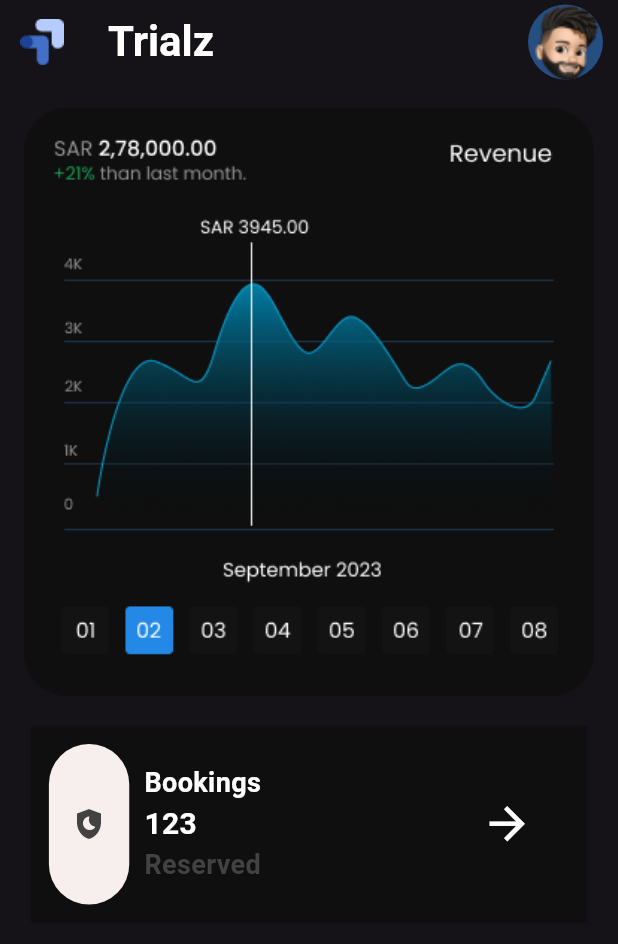
After one commit to DiyaShajith/Invoice_UI, a Flutter app: the TrialsPage screen opened directly, on a phone screen of 412 x 824 dp. The commit adds this screen. Shown: the top 944 px of the screen. Run offline on Flutter 3.47's test engine with Material 3 defaults, Android fonts, the phone set to English and light mode, and no system bars.

Commit message:
trialz homepage

```diff
--- a/lib/main.dart
+++ b/lib/main.dart
@@ -1,4 +1,7 @@
 import 'package:flutter/material.dart';
+import 'package:invoice_ui/view/homepage/trials_page.dart';
+import 'package:invoice_ui/view/login_view.dart';
+import 'package:invoice_ui/view/profile_view/profile.dart';
 import 'package:invoice_ui/view/register_view.dart';
 
 void main() {
@@ -18,7 +21,7 @@ class MyApp extends StatelessWidget {
         colorScheme: ColorScheme.fromSeed(seedColor: Colors.deepPurple,brightness: Brightness.dark,),
         useMaterial3: true,
       ),
-      home: const RegisterView()
+      home: Profile()
     );
   }
 }
--- /dev/null
+++ b/lib/view/homepage/trials_page.dart
@@ -0,0 +1,113 @@
+import 'package:flutter/material.dart';
+
+class TrialsPage extends StatefulWidget {
+  const TrialsPage({super.key});
+
+  @override
+  State<TrialsPage> createState() => _TrialsPageState();
+}
+
+class _TrialsPageState extends State<TrialsPage> {
+  @override
+  Widget build(BuildContext context) {
+    final size = MediaQuery.sizeOf(context);
+    return Scaffold(
+      appBar: AppBar(
+        leading: Image(
+          image: AssetImage("assets/images/google-optimize.png"),
+        ),
+        title: Text(
+          "Trialz",
+          style: TextStyle(
+              color: Colors.white, fontWeight: FontWeight.w600, fontSize: 28),
+        ),
+        actions: [
+          CircleAvatar(
+            radius: 25,
+            backgroundColor: Color.fromARGB(255, 37, 78, 129),
+            backgroundImage: AssetImage("assets/images/pngaaa 1.png"),
+          ),
+          SizedBox(
+            width: 10,
+          )
+        ],
+      ),
+      body: Padding(
+        padding: const EdgeInsets.all(16),
+        child: Column(
+          children: [
+            Image(
+              width: size.width,
+              image: AssetImage(
+                "assets/images/Frame 60.png",
+              ),
+            ),
+            SizedBox(
+              height: 20,
+            ),
+            Container(
+              padding: EdgeInsets.all(12),
+              width: size.width * 0.9,
+              decoration: BoxDecoration(
+                color: Color(0XFF0F0F0F),
+              ),
+              child: Row(
+                children: [
+                  Container(
+                    width: size.width * 0.13,
+                    height: size.height * 0.13,
+                    decoration: BoxDecoration(
+                      color: Color(0XFFF6EFED),
+                      borderRadius: BorderRadius.circular(35),
+                    ),
+                    child: Icon(
+                      Icons.shield_moon_sharp,
+                      color: Colors.grey[800],
+                    ),
+                  ),
+                  SizedBox(
+                    width: 10,
+                  ),
+                  Column(
+                    crossAxisAlignment: CrossAxisAlignment.start,
+                    children: [
+                      Text(
+                        "Bookings",
+                        style: TextStyle(
+                            color: Colors.white,
+                            fontSize: 18,
+                            fontWeight: FontWeight.w600),
+                      ),
+                      Text(
+                        "123",
+                        style: TextStyle(
+                            color: Colors.white,
+                            fontSize: 20,
+                            fontWeight: FontWeight.w600),
+                      ),
+                      Text(
+                        "Reserved",
+                        style: TextStyle(
+                            color: Colors.grey[800],
+                            fontSize: 18,
+                            fontWeight: FontWeight.w600),
+                      ),
+                    ],
+                  ),
+                  Spacer(),
+                  Container(
+                    width: size.width * 0.2,
+                    height: size.height * 0.1,
+                    decoration: BoxDecoration(
+                        color: Color(0XFF0F0F0F),
+                        borderRadius: BorderRadius.circular(15),),child: Icon(Icons.arrow_forward,color: Colors.white,size: 35,),
+                  )
+                ],
+              ),
+            )
+          ],
+        ),
+      ),
+    );
+  }
+}
```
Also changed, not shown: lib/view/login_view.dart (added, +177 -0 lines), lib/view/profile_view/profile.dart (added, +53 -0 lines), assets/images/Frame 60.png (added), assets/images/google-optimize.png (added), assets/images/pngaaa 1.png (added).
